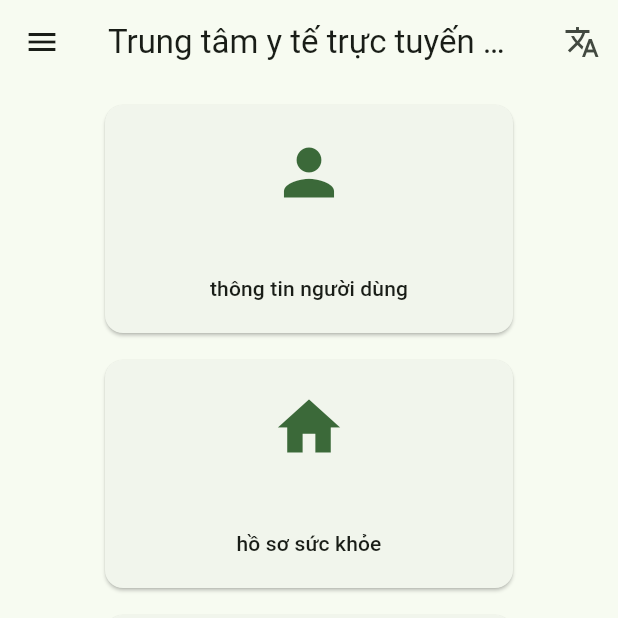
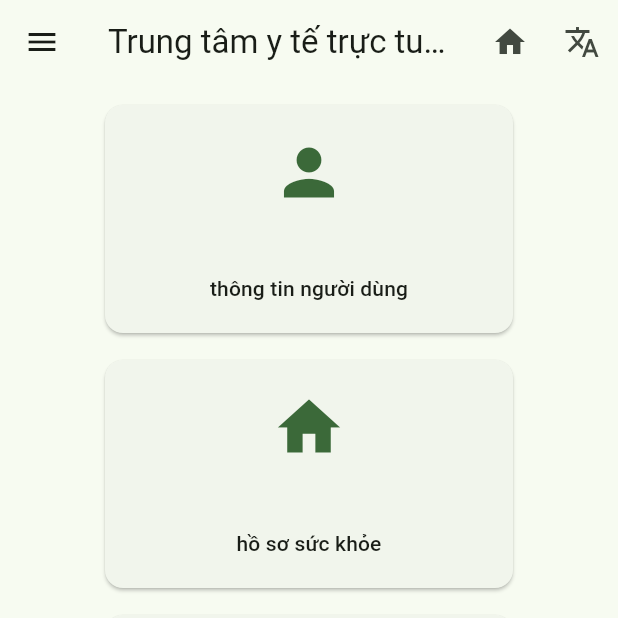
Before and after one commit to DartViet/vinamed2, a Flutter app: the screen it shows after launch, on a phone screen of 412 x 824 dp, the top half of it. Run offline on Flutter 3.47's test engine with Material 3 defaults, Android fonts, the phone set to English and light mode, and no system bars.

```diff
--- a/lib/appbar/appbar.dart
+++ b/lib/appbar/appbar.dart
@@ -1,5 +1,6 @@
 import 'package:flutter/material.dart';
 import 'package:ltdmed/appbar/appbar_viewmodel.dart';
+import 'package:ltdmed/named_routes.dart';
 
 class FAppbar extends StatefulWidget implements PreferredSizeWidget {
   const FAppbar({super.key});
@@ -22,6 +23,20 @@ class FAppbarState extends State<FAppbar> {
         return AppBar(
           title: Center(child: Text(AppbarViewmodel.instance.title)),
           actions: <Widget>[
+            Navigator.canPop(context)
+                ? IconButton(
+                  icon: const Icon(Icons.arrow_back),
+                  onPressed: () {
+                    Navigator.pop(context);
+                  },
+                )
+                : Container(),
+            IconButton(
+              icon: const Icon(Icons.home),
+              onPressed: () {
+                Navigator.pushNamed(context, NamedRoutes.home);
+              },
+            ),
             PopupMenuButton(
               icon: const Icon(Icons.translate),
               onSelected: (String lang) {
--- a/lib/main.dart
+++ b/lib/main.dart
@@ -2,6 +2,7 @@ import 'package:flutter/material.dart';
 import 'package:ltdmed/appbar/appbar_viewmodel.dart';
 import 'package:ltdmed/named_routes.dart';
 import 'package:ltdmed/pages/home/home.dart';
+import 'package:ltdmed/pages/user_info/user_info.dart';
 
 void main() async {
   WidgetsFlutterBinding.ensureInitialized();
@@ -39,6 +40,7 @@ class MyApp extends StatelessWidget {
       home: HomePage(),
       routes: <String, WidgetBuilder>{
         NamedRoutes.home: (BuildContext context) => HomePage(),
+        NamedRoutes.userInfo: (BuildContext context) => UserInfo(),
       },
     );
   }
--- a/lib/named_routes.dart
+++ b/lib/named_routes.dart
@@ -1,5 +1,6 @@
 class NamedRoutes {
   static const String home = '/home';
+  static const String userInfo = '/userInfo';
   static const String login = '/login';
   static const String settings = '/settings';
   // Add more named routes as needed
--- a/lib/pages/home/home.dart
+++ b/lib/pages/home/home.dart
@@ -1,6 +1,7 @@
 import 'package:flutter/material.dart';
 import 'package:ltdmed/appbar/appbar.dart';
 import 'package:ltdmed/drawer/drawer.dart';
+import 'package:ltdmed/named_routes.dart';
 import 'package:ltdmed/pages/home/home_viewmodel.dart';
 
 class HomePage extends StatefulWidget {
@@ -48,7 +49,7 @@ class _HomePageState extends State<HomePage> {
                 children: <Widget>[
                   getCard(
                     HomeViewModel.instance.userInfo,
-                    "/userInfo",
+                    NamedRoutes.userInfo,
                     Icons.person,
                   ),
                   getCard(
```
Also changed, not shown: lib/pages/user_info/user_info.dart (added, +33 -0 lines), lib/pages/user_info/user_info_modelview.dart (added).
